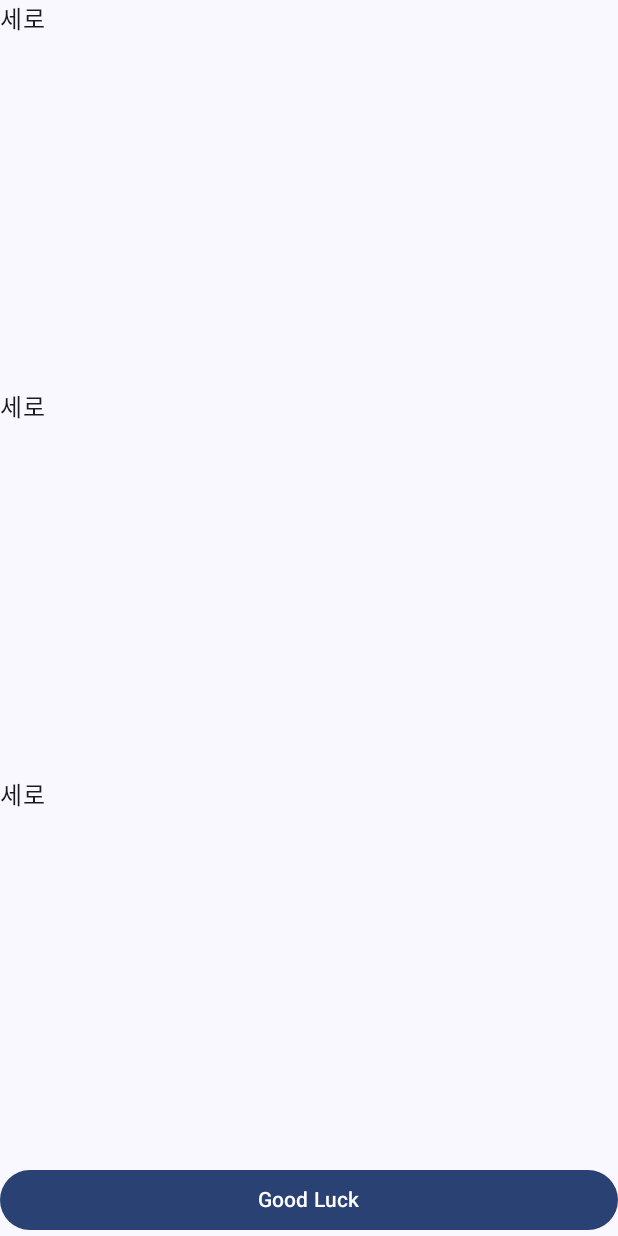
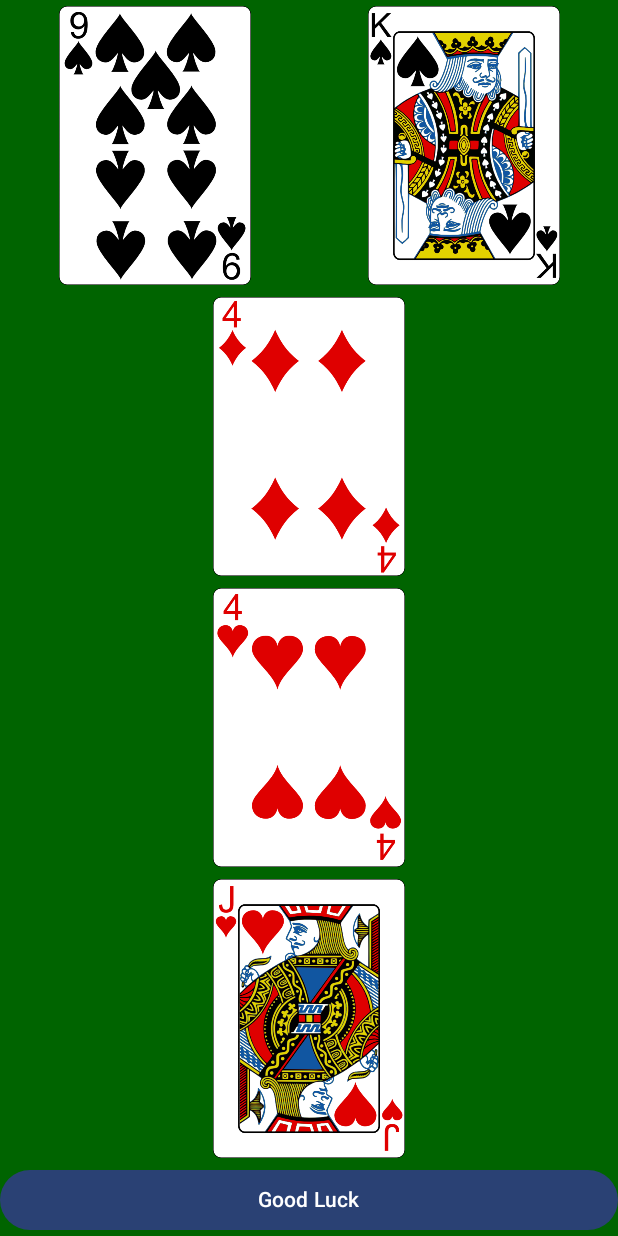
Before and after one commit to kwd421/S23W12CardDealer, an Android app built with Jetpack Compose: the screen it shows after launch (MainActivity), after a tap on "Good Luck", on a phone screen of 412 x 824 dp. Run offline under Robolectric (Android 15) with nearby library versions, the phone set to English and light mode, and no system bars; our stand-ins replace livedata-compose.

Commit message:
🚀 Compose Card Dealer 완성

```diff
--- a/app/build.gradle.kts
+++ b/app/build.gradle.kts
@@ -51,6 +51,7 @@ android {
 
 dependencies {
 
+    implementation("androidx.compose.runtime:runtime-livedata:1.5.4")
     implementation("androidx.core:core-ktx:1.9.0")
     implementation("androidx.lifecycle:lifecycle-runtime-ktx:2.6.2")
     implementation("androidx.activity:activity-compose:1.8.0")
--- /dev/null
+++ b/app/src/main/java/kr/ac/kumoh/ce/s20160042/s23w12carddealer/CardViewModel.kt
@@ -0,0 +1,27 @@
+package kr.ac.kumoh.ce.s20160042.s23w12carddealer
+
+import androidx.lifecycle.LiveData
+import androidx.lifecycle.MutableLiveData
+import androidx.lifecycle.ViewModel
+import kotlin.random.Random
+
+class CardViewModel : ViewModel() {
+    private var _cards = MutableLiveData<IntArray>(IntArray(5) {0})
+    val cards: LiveData<IntArray>
+        get() = _cards
+    fun shuffle() {
+        var num = 0
+        val newCards = IntArray(5) {-1}
+
+        for(i in newCards.indices) {
+            do {
+                num = Random.nextInt(52)
+            } while(newCards.contains(num))
+            newCards[i] = num
+        }
+
+        newCards.sort()
+
+        _cards.value = newCards
+    }
+}
--- a/app/src/main/java/kr/ac/kumoh/ce/s20160042/s23w12carddealer/MainActivity.kt
+++ b/app/src/main/java/kr/ac/kumoh/ce/s20160042/s23w12carddealer/MainActivity.kt
@@ -4,22 +4,35 @@ import android.content.res.Configuration
 import android.os.Bundle
 import androidx.activity.ComponentActivity
 import androidx.activity.compose.setContent
+import androidx.compose.foundation.Image
+import androidx.compose.foundation.background
 import androidx.compose.foundation.layout.Column
 import androidx.compose.foundation.layout.ColumnScope
 import androidx.compose.foundation.layout.Row
+import androidx.compose.foundation.layout.fillMaxHeight
 import androidx.compose.foundation.layout.fillMaxSize
 import androidx.compose.foundation.layout.fillMaxWidth
+import androidx.compose.foundation.layout.padding
 import androidx.compose.material3.Button
 import androidx.compose.material3.MaterialTheme
 import androidx.compose.material3.Surface
 import androidx.compose.material3.Text
 import androidx.compose.runtime.Composable
+import androidx.compose.runtime.getValue
+import androidx.compose.runtime.livedata.observeAsState
 import androidx.compose.ui.Modifier
+import androidx.compose.ui.graphics.Color
 import androidx.compose.ui.platform.LocalConfiguration
+import androidx.compose.ui.platform.LocalContext
+import androidx.compose.ui.res.painterResource
+import androidx.compose.ui.res.stringResource
+import androidx.compose.ui.unit.dp
+import androidx.lifecycle.ViewModelProvider
 import kr.ac.kumoh.ce.s20160042.s23w12carddealer.ui.theme.S23W12CardDealerTheme
 
 class MainActivity : ComponentActivity() {
     override fun onCreate(savedInstanceState: Bundle?) {
+        val viewModel = ViewModelProvider(this)[CardViewModel::class.java]
         super.onCreate(savedInstanceState)
         setContent {
             S23W12CardDealerTheme {
@@ -29,8 +42,9 @@ class MainActivity : ComponentActivity() {
                     color = MaterialTheme.colorScheme.background
                 ) {
                     Column {
-                        CardImages()
-                        ShuffleButton()
+                        //CardImages()
+                        CardSection(viewModel)
+                        ShuffleButton(viewModel)
                     }
                 }
             }
@@ -38,33 +52,155 @@ class MainActivity : ComponentActivity() {
     }
 }
 
+fun getCardName(c: Int): String {
+    val shape = when (c / 13) {
+        0 -> "spades"
+        1 -> "diamonds"
+        2 -> "hearts"
+        3 -> "clubs"
+        else -> "error"
+    }
+
+    val number = when (c % 13) {
+        0 -> "ace"
+        in 1..9 -> (c % 13 + 1).toString()
+        10 -> "jack"
+        11 -> "queen"
+        12 -> "king"
+        else -> "error"
+    }
+
+    return if (c % 13 in 10..12)
+        "c_${number}_of_${shape}2"
+    else
+        "c_${number}_of_${shape}"
+}
+
 @Composable
-fun ColumnScope.CardImages() {
+fun ColumnScope.CardSection(viewModel: CardViewModel) {
+    val cards by viewModel.cards.observeAsState()
+    var cardResources = IntArray(5)
+
+    for(i in cardResources.indices) {
+        cardResources[i] = LocalContext.current.resources.getIdentifier(
+            getCardName(cards?.get(i) ?: -1),
+            "drawable",
+            LocalContext.current.packageName
+        )
+    }
+    CardImages(cardResources)
+}
+
+@Composable
+fun ColumnScope.CardImages(res: IntArray) {
     if (LocalConfiguration.current.orientation
         == Configuration.ORIENTATION_LANDSCAPE) {
-        Row(modifier = Modifier.weight(1f)) {
-            Text("가로")
+        Row(
+            modifier = Modifier
+                .weight(1f)
+                .background(Color(0, 100, 0))
+        ) {
+            Image(
+                painter = painterResource(res[0]),
+                contentDescription = "1st card",
+                modifier = Modifier
+                    .fillMaxHeight()
+                    .padding(4.dp)
+                    .weight(1f)
+            )
+            Image(
+                painter = painterResource(res[1]),
+                contentDescription = "2nd card",
+                modifier = Modifier
+                    .fillMaxHeight()
+                    .padding(4.dp)
+                    .weight(1f)
+            )
+            Image(
+                painter = painterResource(res[2]),
+                contentDescription = "3rd card",
+                modifier = Modifier
+                    .fillMaxHeight()
+                    .padding(4.dp)
+                    .weight(1f)
+            )
+            Image(
+                painter = painterResource(res[3]),
+                contentDescription = "4th card",
+                modifier = Modifier
+                    .fillMaxHeight()
+                    .padding(4.dp)
+                    .weight(1f)
+            )
+            Image(
+                painter = painterResource(res[4]),
+                contentDescription = "5th card",
+                modifier = Modifier
+                    .fillMaxHeight()
+                    .padding(4.dp)
+                    .weight(1f)
+            )
         }
     }
     else {
-        Column(Modifier.weight(1f)) {
+        Column(
+            Modifier
+                .weight(1f)
+                .background(Color(0, 100, 0))
+        ) {
             Row(Modifier.weight(1f)) {
-                Text("세로")
+                Image(
+                    painter = painterResource(res[0]),
+                    contentDescription = "1st card",
+                    modifier = Modifier
+                        .fillMaxHeight()
+                        .padding(4.dp)
+                        .weight(1f))
+                Image(
+                    painter = painterResource(res[1]),
+                    contentDescription = "2nd card",
+                    modifier = Modifier
+                        .fillMaxHeight()
+                        .padding(4.dp)
+                        .weight(1f))
             }
             Row(Modifier.weight(1f)) {
-                Text("세로")
+                Image(
+                    painter = painterResource(res[2]),
+                    contentDescription = "3rd card",
+                    modifier = Modifier
+                        .fillMaxHeight()
+                        .padding(4.dp)
+                        .weight(1f))
             }
             Row(Modifier.weight(1f)) {
-                Text("세로")
+                Image(
+                    painter = painterResource(res[3]),
+                    contentDescription = "4th card",
+                    modifier = Modifier
+                        .fillMaxHeight()
+                        .padding(4.dp)
+                        .weight(1f))
+            }
+            Row(Modifier.weight(1f)) {
+                Image(
+                    painter = painterResource(res[4]),
+                    contentDescription = "5th card",
+                    modifier = Modifier
+                        .fillMaxHeight()
+                        .padding(4.dp)
+                        .weight(1f)
+                )
+
             }
         }
     }
 }
 
 @Composable
-fun ShuffleButton() {
-    Button(modifier = Modifier.fillMaxWidth(),
-        onClick = {}) {
-        Text("Good Luck")
+fun ShuffleButton(viewModel: CardViewModel) {
+    Button(modifier = Modifier.fillMaxWidth().background(Color(0,100,0)),
+        onClick = {viewModel.shuffle()}) {
+        Text(stringResource(R.string.good_luck))
     }
 }
--- a/app/src/main/res/values/strings.xml
+++ b/app/src/main/res/values/strings.xml
@@ -1,3 +1,4 @@
 <resources>
     <string name="app_name">S23W12CardDealer</string>
+    <string name="good_luck">Good Luck</string>
 </resources>
```
